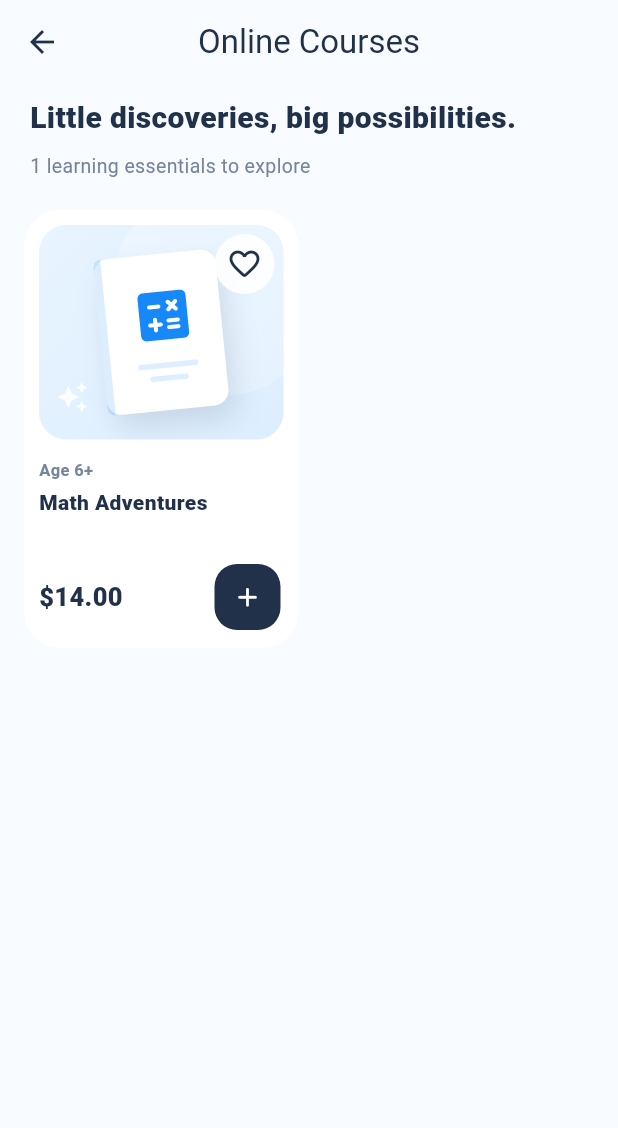
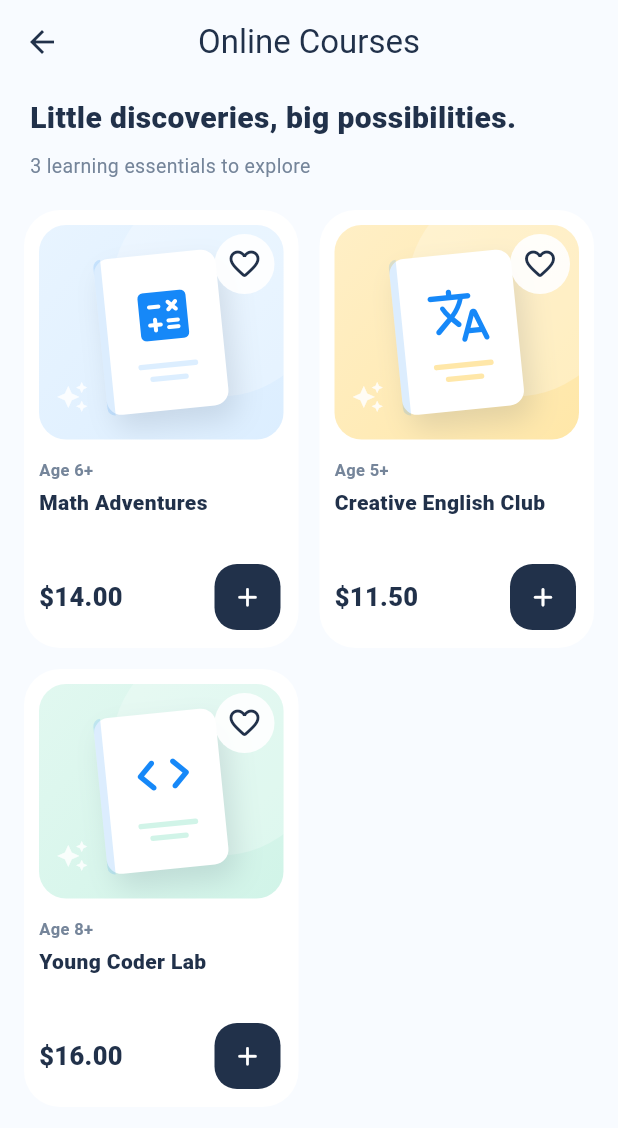
Before and after one commit to H-H-aung/kid-market, a Flutter app: the screen it shows after launch, after a tap on "Skip", after a tap on "Courses", on a phone screen of 412 x 824 dp. Shown: the top 1128 px of the screen. Run offline on Flutter 3.47's test engine with Material 3 defaults, Android fonts, the phone set to English and light mode, and no system bars; our stand-ins replace shared_preferences.

Commit message:
Add balanced demo catalog and splash loading status

```diff
--- a/lib/data/app_data.dart
+++ b/lib/data/app_data.dart
@@ -89,6 +89,60 @@ const products = [
     categoryId: 'flashcards',
     id: 'first-words-flashcards',
   ),
+  Product(
+    'Creative English Club',
+    'Age 5+',
+    11.50,
+    Icons.translate_rounded,
+    Color(0xFFFFE7A8),
+    categoryId: 'courses',
+    id: 'creative-english-club',
+  ),
+  Product(
+    'Young Coder Lab',
+    'Age 8+',
+    16.00,
+    Icons.code_rounded,
+    Color(0xFFD1F4E8),
+    categoryId: 'courses',
+    id: 'young-coder-lab',
+  ),
+  Product(
+    'Wooden Shape Puzzle',
+    'Age 3+',
+    10.50,
+    Icons.category_rounded,
+    Color(0xFFFFE7A8),
+    categoryId: 'toys',
+    id: 'wooden-shape-puzzle',
+  ),
+  Product(
+    'Little Scientist Kit',
+    'Age 7+',
+    18.90,
+    Icons.science_rounded,
+    Color(0xFFDCEEFF),
+    categoryId: 'toys',
+    id: 'little-scientist-kit',
+  ),
+  Product(
+    'Animal Friends Cards',
+    'Age 2+',
+    5.90,
+    Icons.pets_rounded,
+    Color(0xFFFFDAE1),
+    categoryId: 'flashcards',
+    id: 'animal-friends-cards',
+  ),
+  Product(
+    'Numbers & Colors Cards',
+    'Age 4+',
+    6.90,
+    Icons.looks_one_rounded,
+    Color(0xFFDCEEFF),
+    categoryId: 'flashcards',
+    id: 'numbers-colors-cards',
+  ),
 ];
 
 const legacyProducts = [
--- a/lib/screens/splash_screen.dart
+++ b/lib/screens/splash_screen.dart
@@ -121,19 +121,8 @@ class _SplashScreenState extends State<SplashScreen> {
                                   height: 1.5,
                                 ),
                               ),
-                              SizedBox(height: compact ? 24 : 42),
-                              const ExcludeSemantics(
-                                child: Row(
-                                  mainAxisSize: MainAxisSize.min,
-                                  children: [
-                                    _Dot(blue),
-                                    SizedBox(width: 7),
-                                    _Dot(Color(0xFFFFB650)),
-                                    SizedBox(width: 7),
-                                    _Dot(Color(0xFF62CDB3)),
-                                  ],
-                                ),
-                              ),
+                              SizedBox(height: compact ? 20 : 34),
+                              const _LoadingStatus(),
                             ],
                           ),
                         ),
@@ -321,13 +310,48 @@ class _SoftCircle extends StatelessWidget {
   );
 }
 
-class _Dot extends StatelessWidget {
-  final Color color;
-  const _Dot(this.color);
+class _LoadingStatus extends StatelessWidget {
+  const _LoadingStatus();
+
   @override
-  Widget build(BuildContext context) => Container(
-    width: 6,
-    height: 6,
-    decoration: BoxDecoration(color: color, shape: BoxShape.circle),
-  );
+  Widget build(BuildContext context) {
+    final reduceMotion = MediaQuery.disableAnimationsOf(context);
+    return Semantics(
+      label: 'Getting things ready',
+      value: 'Loading',
+      child: Column(
+        mainAxisSize: MainAxisSize.min,
+        children: [
+          SizedBox(
+            width: 150,
+            child: ClipRRect(
+              borderRadius: BorderRadius.circular(20),
+              child: TweenAnimationBuilder<double>(
+                tween: Tween(begin: reduceMotion ? .72 : .08, end: .92),
+                duration: Duration(milliseconds: reduceMotion ? 0 : 1050),
+                curve: Curves.easeOutCubic,
+                builder: (context, value, _) => LinearProgressIndicator(
+                  value: value,
+                  minHeight: 6,
+                  backgroundColor: Colors.white.withValues(alpha: .8),
+                  color: blue,
+                ),
+              ),
+            ),
+          ),
+          const SizedBox(height: 10),
+          const Text(
+            'Getting things ready...',
+            textAlign: TextAlign.center,
+            style: TextStyle(
+              color: muted,
+              fontSize: 12,
+              fontWeight: FontWeight.w600,
+              letterSpacing: .2,
+            ),
+          ),
+        ],
+      ),
+    );
+  }
 }
```
Also changed, not shown: 1 other file.
